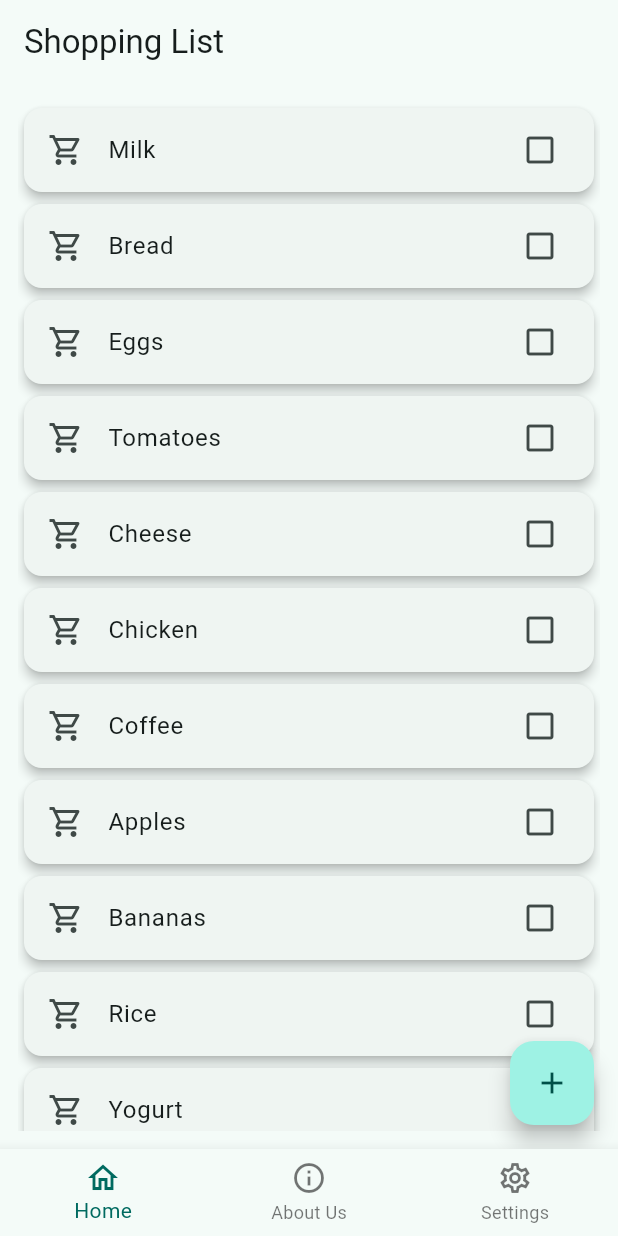
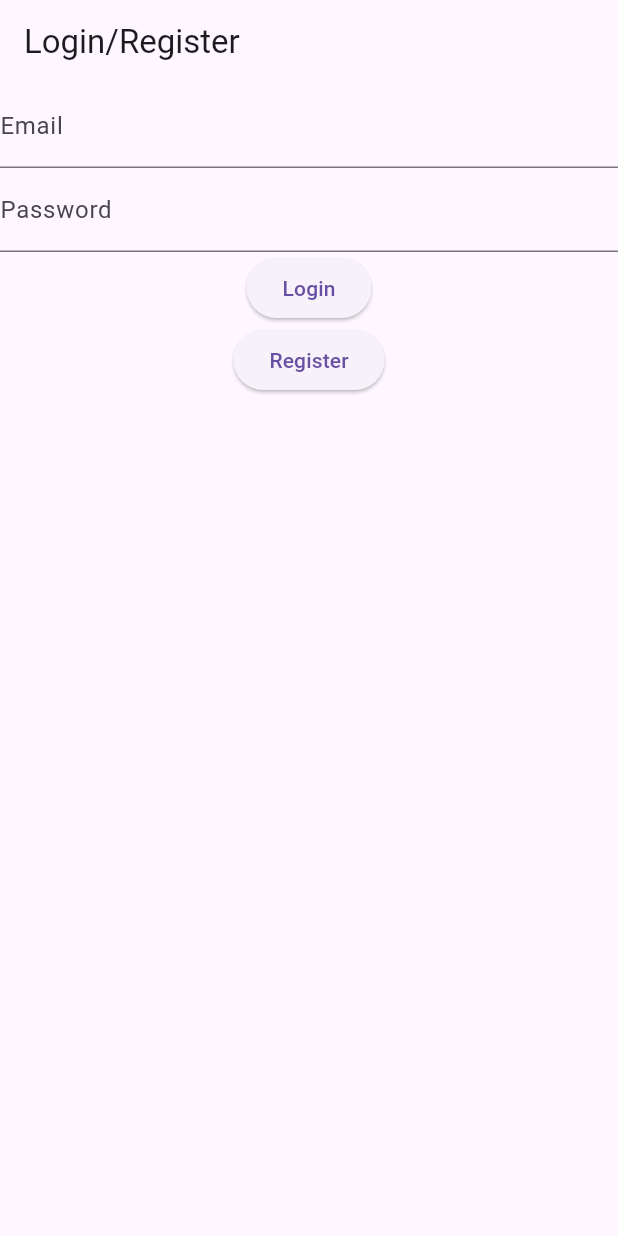
Before and after one commit to Ekacka/cross, a Flutter app: the screen it shows after launch, on a phone screen of 412 x 824 dp. Run offline on Flutter 3.47's test engine with Material 3 defaults, Android fonts, the phone set to English and light mode, and no system bars; our stand-ins replace cloud_firestore, firebase_auth, firebase_core; accounts and stored records are empty; generated files the repository leaves out were written again.

```diff
--- a/lib/main.dart
+++ b/lib/main.dart
@@ -1,40 +1,52 @@
+import 'package:firebase_auth/firebase_auth.dart';
 import 'package:flutter/material.dart';
+import 'package:firebase_core/firebase_core.dart';
 import 'package:provider/provider.dart';
-import 'package:flutter_gen/gen_l10n/app_localizations.dart';
-import 'widgets/app_scaffold.dart';
 import 'provider/theme_provider.dart';
-import 'themes.dart'; // define lightTheme and darkTheme
+import 'screens/home_screen.dart';
+import 'screens/profile_page.dart';
+import 'screens/login_page.dart';
+import 'firebase_options.dart'; // Generate using `flutterfire configure`
 
-void main() {
-  runApp(
-    ChangeNotifierProvider(
-      create: (_) => ThemeProvider(),
-      child: const MyApp(),
-    ),
-  );
+void main() async {
+  WidgetsFlutterBinding.ensureInitialized();
+  await Firebase.initializeApp(options: DefaultFirebaseOptions.currentPlatform);
+  runApp(MyApp());
 }
 
 class MyApp extends StatelessWidget {
-  const MyApp({super.key});
-
   @override
   Widget build(BuildContext context) {
-    final themeProvider = Provider.of<ThemeProvider>(context);
+    return ChangeNotifierProvider(create: (_) => ThemeProvider(), child: Consumer<ThemeProvider>(
+      builder: (context, themeProvider, _) {
+        return MaterialApp(
+          title: 'App',
+          theme: themeProvider.getTheme(),
+          home: AuthWrapper(),
+          localizationsDelegates: const [
+            // Add localization delegates
+          ],
+          supportedLocales: const [Locale('en'), Locale('kk'), Locale('ru')],
+        );
+      },
+    ));
+  }
+}
 
-    return MaterialApp(
-      title: 'Smart Shopping List',
-      debugShowCheckedModeBanner: false,
-      theme: lightTheme,
-      darkTheme: darkTheme,
-      themeMode: themeProvider.themeMode,
-      locale: themeProvider.locale,
-      supportedLocales: const [
-        Locale('en'),
-        Locale('kk'),
-        Locale('ru'),
-      ],
-      localizationsDelegates: AppLocalizations.localizationsDelegates,
-      home: const AppScaffold(),
+class AuthWrapper extends StatelessWidget {
+  @override
+  Widget build(BuildContext context) {
+    return StreamBuilder(
+      stream: FirebaseAuth.instance.authStateChanges(),
+      builder: (_, snapshot) {
+        if (snapshot.connectionState == ConnectionState.waiting) {
+          return Center(child: CircularProgressIndicator());
+        } else if (snapshot.hasData) {
+          return HomeScreen();
+        } else {
+          return LoginPage();
+        }
+      },
     );
   }
 }
--- a/lib/provider/theme_provider.dart
+++ b/lib/provider/theme_provider.dart
@@ -7,13 +7,21 @@ class ThemeProvider extends ChangeNotifier {
   ThemeMode get themeMode => _themeMode;
   Locale get locale => _locale;
 
+  bool get isDarkMode => _themeMode == ThemeMode.dark;
+
+  String get language => _locale.languageCode;
+
   void toggleTheme(bool isDark) {
     _themeMode = isDark ? ThemeMode.dark : ThemeMode.light;
     notifyListeners();
   }
 
-  void changeLanguage(String languageCode) {
+  void setLanguage(String languageCode) {
     _locale = Locale(languageCode);
     notifyListeners();
   }
+
+  ThemeData getTheme() {
+    return _themeMode == ThemeMode.dark ? ThemeData.dark() : ThemeData.light();
+  }
 }
--- /dev/null
+++ b/lib/screens/login_page.dart
@@ -0,0 +1,41 @@
+import 'package:flutter/material.dart';
+import 'package:firebase_auth/firebase_auth.dart';
+
+class LoginPage extends StatefulWidget {
+  @override
+  _LoginPageState createState() => _LoginPageState();
+}
+
+class _LoginPageState extends State<LoginPage> {
+  final emailController = TextEditingController();
+  final passwordController = TextEditingController();
+
+  void login() async {
+    await FirebaseAuth.instance.signInWithEmailAndPassword(
+      email: emailController.text.trim(),
+      password: passwordController.text.trim(),
+    );
+  }
+
+  void register() async {
+    await FirebaseAuth.instance.createUserWithEmailAndPassword(
+      email: emailController.text.trim(),
+      password: passwordController.text.trim(),
+    );
+  }
+
+  @override
+  Widget build(BuildContext context) {
+    return Scaffold(
+      appBar: AppBar(title: Text('Login/Register')),
+      body: Column(
+        children: [
+          TextField(controller: emailController, decoration: InputDecoration(labelText: 'Email')),
+          TextField(controller: passwordController, decoration: InputDecoration(labelText: 'Password'), obscureText: true),
+          ElevatedButton(onPressed: login, child: Text('Login')),
+          ElevatedButton(onPressed: register, child: Text('Register')),
+        ],
+      ),
+    );
+  }
+}
--- a/lib/screens/settings_page.dart
+++ b/lib/screens/settings_page.dart
@@ -3,7 +3,6 @@ import 'package:provider/provider.dart';
 import '../provider/theme_provider.dart';
 import 'package:flutter_gen/gen_l10n/app_localizations.dart';
 
-import '../themes.dart';
 
 class settings_page extends StatelessWidget {
   const settings_page({super.key});
@@ -34,7 +33,7 @@ class settings_page extends StatelessWidget {
             ],
             onChanged: (value) {
               if (value != null) {
-                themeProvider.changeLanguage(value);
+                themeProvider.setLanguage(value);
               }
             },
           ),
--- a/lib/widgets/app_scaffold.dart
+++ b/lib/widgets/app_scaffold.dart
@@ -1,7 +1,7 @@
 import 'package:flutter/material.dart';
-import '../screens/home_screen.dart'; // Make sure to import HomeScreen
-import '../screens/settings_page.dart'; // Make sure to import SettingsPage
-import '../screens/about_page.dart'; // Import the AboutPage
+import '../screens/home_screen.dart';
+import '../screens/settings_page.dart';
+import '../screens/about_page.dart';
 
 class AppScaffold extends StatefulWidget {
   const AppScaffold({super.key});
@@ -15,20 +15,20 @@ class _AppScaffoldState extends State<AppScaffold> {
 
   final List<Widget> _screens = [
     const HomeScreen(),
-    const AboutPage(), // Add AboutPage here
+    const AboutPage(),
     const settings_page(),
   ];
 
   @override
   Widget build(BuildContext context) {
     return Scaffold(
-      body: _screens[_currentIndex], // Display the screen based on the current index
+      body: _screens[_currentIndex],
       bottomNavigationBar: BottomNavigationBar(
         currentIndex: _currentIndex,
         selectedItemColor: Theme.of(context).colorScheme.primary,
         onTap: (index) {
           setState(() {
-            _currentIndex = index; // Update the index when a tab is clicked
+            _currentIndex = index;
           });
         },
         items: const [
@@ -37,7 +37,7 @@ class _AppScaffoldState extends State<AppScaffold> {
             label: 'Home',
           ),
           BottomNavigationBarItem(
-            icon: Icon(Icons.info_outline), // Icon for About page
+            icon: Icon(Icons.info_outline),
             label: 'About Us',
           ),
           BottomNavigationBarItem(
--- a/pubspec.yaml
+++ b/pubspec.yaml
@@ -28,6 +28,9 @@ environment:
 # the latest version available on pub.dev. To see which dependencies have newer
 # versions available, run `flutter pub outdated`.
 dependencies:
+  firebase_core: ^2.24.0
+  firebase_auth: ^4.16.0
+  cloud_firestore: ^4.15.0
   flutter:
     sdk: flutter
   flutter_localizations:
```
Also changed, not shown: lib/screens/profile_page.dart (added, +51 -0 lines), pubspec.lock, 6 other files.
